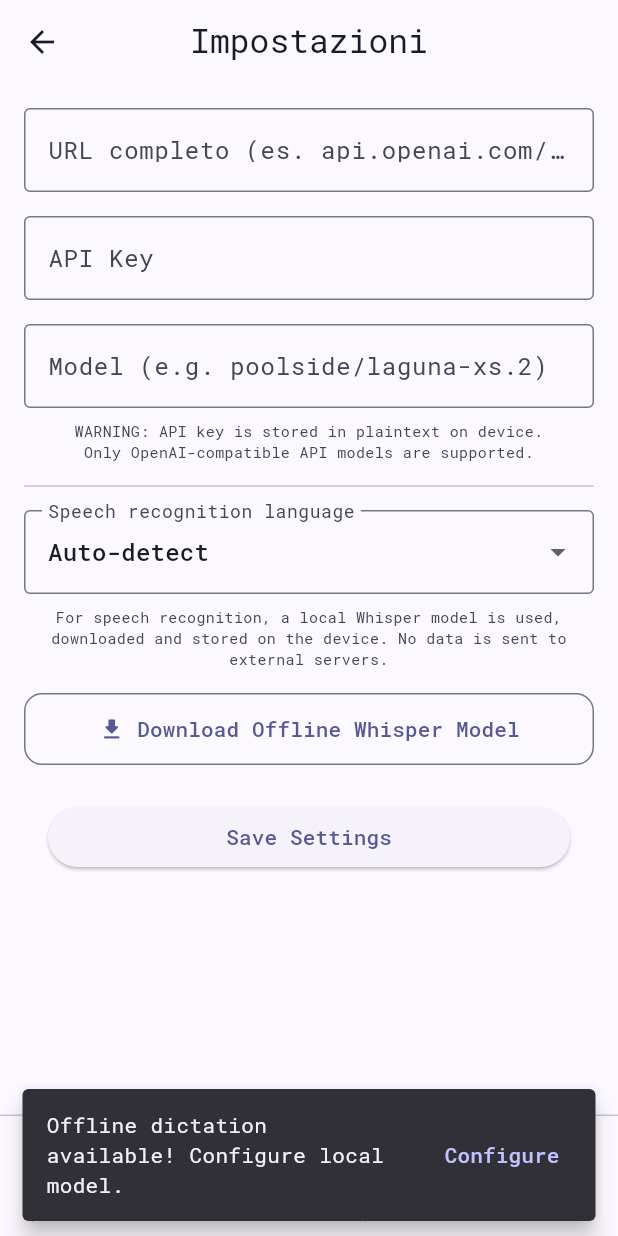
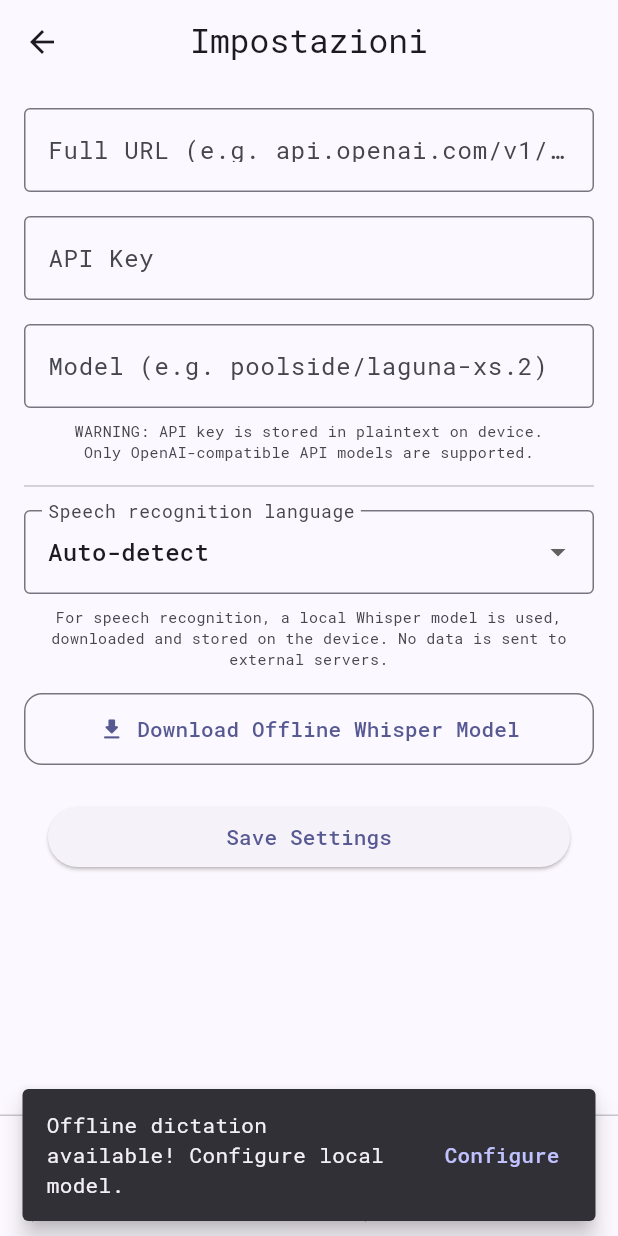
Before and after one commit to TheTinkerersHaven/minichat, a Flutter app: the AppSettingsPage screen opened directly with empty values, on a phone screen of 412 x 824 dp. Run offline on Flutter 3.47's test engine with Material 3 defaults, Android fonts, the phone set to English and light mode, and no system bars; our stand-ins replace google_fonts, shared_preferences; missing offline and left inert: flutter_math_fork, gpt_markdown, record, sherpa_onnx, simple_sse_http; accounts and stored records are empty.

```diff
--- a/lib/main.dart
+++ b/lib/main.dart
@@ -851,7 +851,7 @@ class _AppSettingsPageState extends State<AppSettingsPage> {
                   decoration: const InputDecoration(
                     border: OutlineInputBorder(),
                     labelText:
-                        'URL completo (es. api.openai.com/v1/chat/completions)',
+                        'Full URL (e.g. api.openai.com/v1/chat/completions)',
                   ),
                 ),
                 const SizedBox(height: 16),
```
Also changed, not shown: 1 other file.
